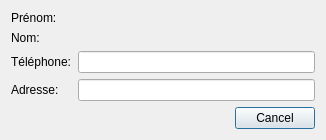
This is InfoDynamiqueQt/Vues/vuegestionclient.ui in AlexandreGirardin/ProjetAnalyse as Qt 5 draws it before an edit. The edited form follows.
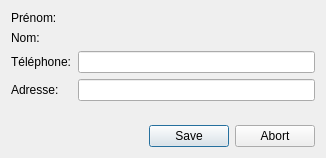
This is the edited form.

What changed in the file:
```diff
--- a/InfoDynamiqueQt/Vues/vuegestionclient.ui
+++ b/InfoDynamiqueQt/Vues/vuegestionclient.ui
@@ -7,7 +7,7 @@
     <x>0</x>
     <y>0</y>
     <width>326</width>
-    <height>135</height>
+    <height>158</height>
    </rect>
   </property>
   <property name="windowTitle">
@@ -59,7 +59,7 @@
    <item>
     <widget class="QDialogButtonBox" name="buttonBox">
      <property name="standardButtons">
-      <set>QDialogButtonBox::Cancel</set>
+      <set>QDialogButtonBox::Abort|QDialogButtonBox::Save</set>
      </property>
      <property name="centerButtons">
       <bool>false</bool>
```
